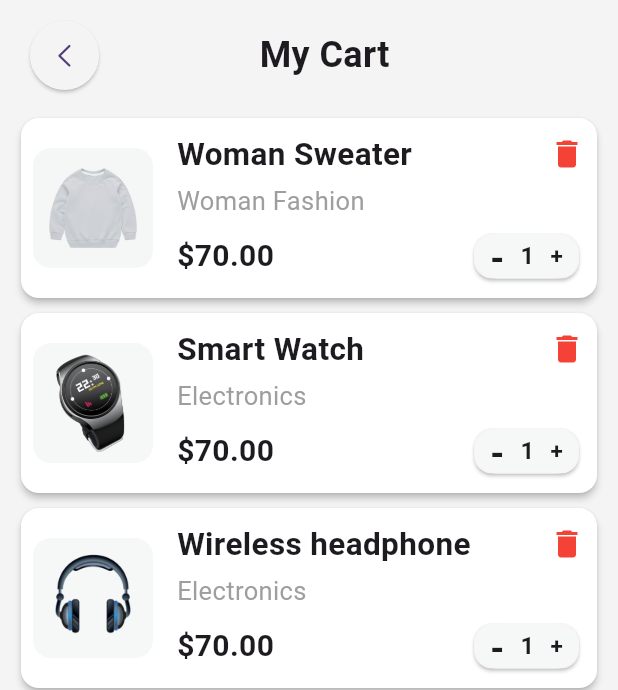
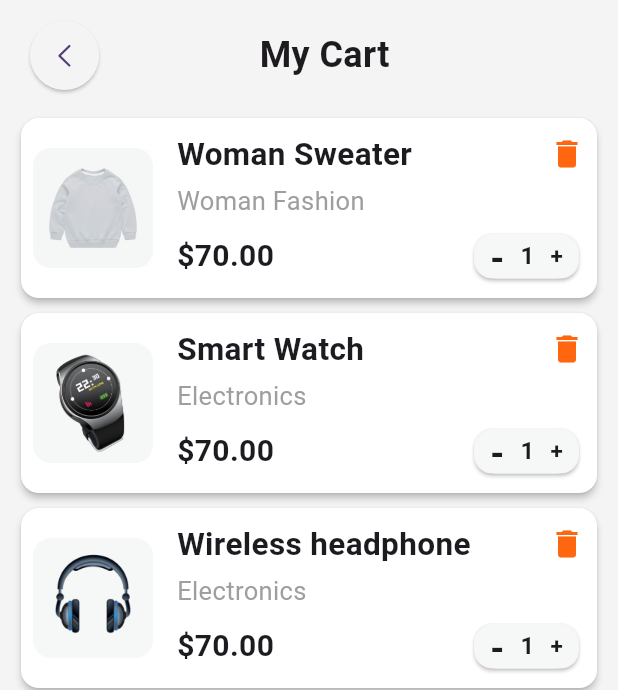
Before and after one commit to AjaxNova/task_aug31, a Flutter app: the screen it shows after launch, item 3 of the bottom bar chosen, on a phone screen of 412 x 824 dp. Shown: the top 690 px of the screen. Run offline on Flutter 3.47's test engine with Material 3 defaults, Android fonts, the phone set to English and light mode, and no system bars; our stand-ins replace animated_bottom_navigation_bar, flutter_carousel_widget.

Commit message:
icon color changed

```diff
--- a/lib/widgets/custom_cart_widget.dart
+++ b/lib/widgets/custom_cart_widget.dart
@@ -58,7 +58,7 @@ class CustomCartItemWidget extends StatelessWidget {
                               ),
                               const Icon(
                                 Icons.delete,
-                                color: Colors.red,
+                                color: checkoutButtonColor,
                               )
                             ],
                           ),
```
